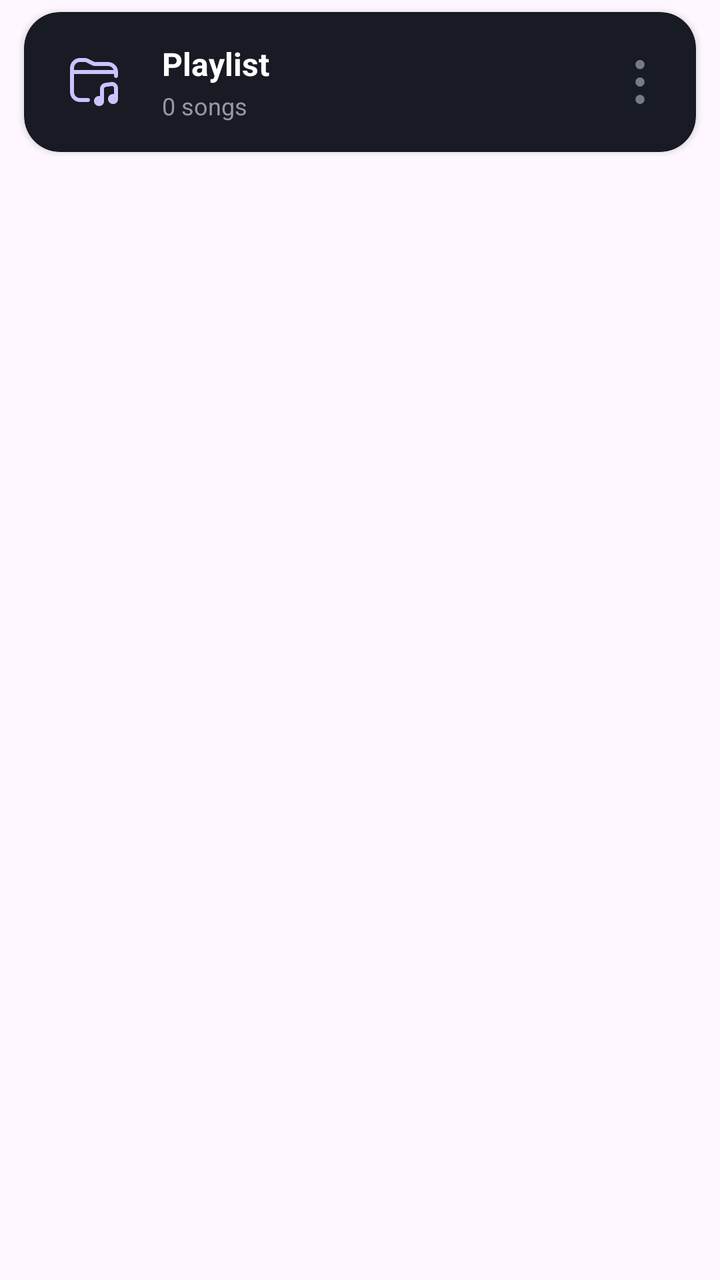
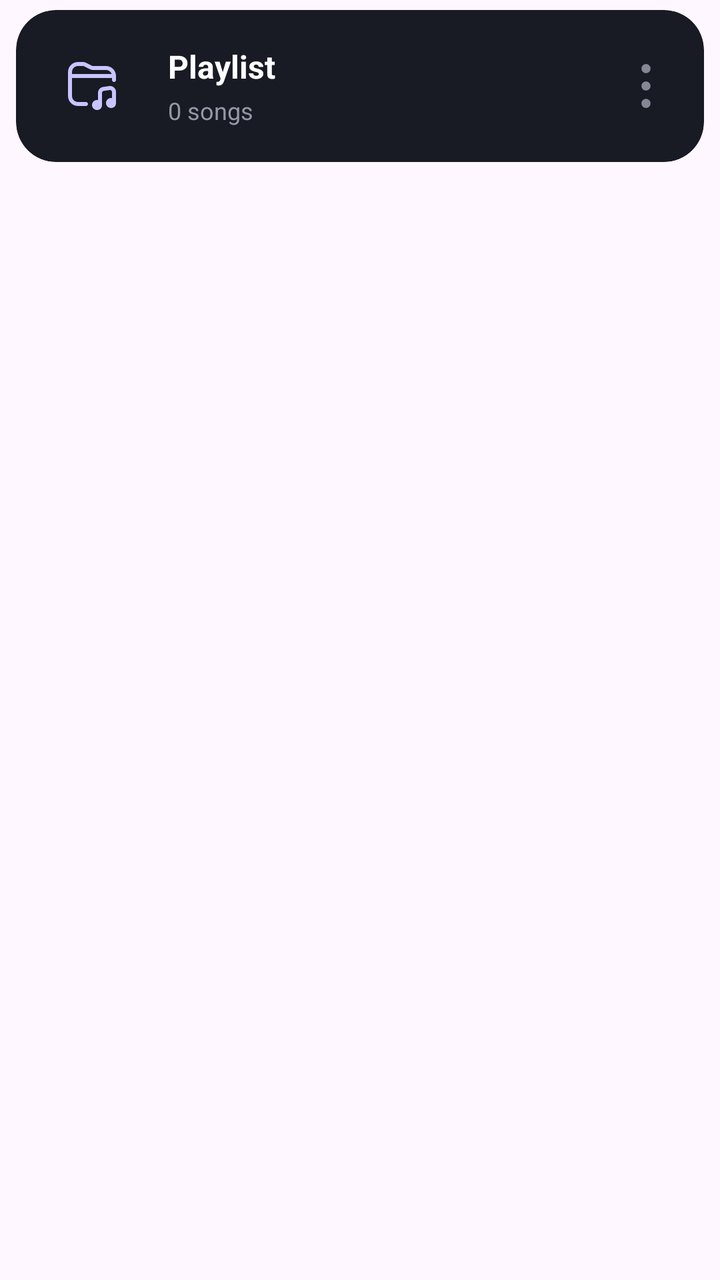

Screens rendered from an Android XML layout before and after an edit, with the pre-edit source and the edit as a unified diff.
<!-- AndroidManifest.xml: application theme AppTheme -->
<!-- res/layout/playlist_item.xml -->
<?xml version="1.0" encoding="utf-8"?>
<LinearLayout
xmlns:android="http://schemas.android.com/apk/res/android"
    xmlns:app="http://schemas.android.com/apk/res-auto"
    android:layout_width="match_parent"
    android:layout_height="wrap_content"
    android:orientation="vertical">

<androidx.cardview.widget.CardView
    android:layout_width="match_parent"
    android:layout_height="wrap_content"
    android:layout_marginStart="12dp"
    android:layout_marginEnd="12dp"
    android:layout_marginTop="6dp"
    android:layout_marginBottom="6dp"
    app:cardCornerRadius="18dp"
    app:cardElevation="2dp"
    app:cardBackgroundColor="#181A24">

    

        

        <LinearLayout
            android:id="@+id/playlistHeader"
            android:layout_width="match_parent"
            android:layout_height="70dp"
            android:orientation="horizontal"
            android:gravity="center_vertical"
            android:paddingStart="14dp"
            android:paddingEnd="8dp"
            android:clickable="true"
            android:focusable="true"
            android:background="?attr/selectableItemBackground">

            <ImageView
                android:id="@+id/imgPlaylistIcon"
                android:layout_width="42dp"
                android:layout_height="42dp"
                android:padding="9dp"
                android:src="@drawable/ic_playlist"
                android:tint="#C9C4FF"
                android:background="@drawable/rounded_album_art"
                android:scaleType="centerInside"
                android:contentDescription="Playlist" />

            <LinearLayout
                android:layout_width="0dp"
                android:layout_height="wrap_content"
                android:layout_weight="1"
                android:orientation="vertical"
                android:layout_marginStart="13dp"
                android:layout_marginEnd="8dp">

                <TextView
                    android:id="@+id/txtPlaylistName"
                    android:layout_width="match_parent"
                    android:layout_height="wrap_content"
                    android:text="Playlist"
                    android:textColor="#FFFFFF"
                    android:textSize="16sp"
                    android:textStyle="bold"
                    android:maxLines="1"
                    android:ellipsize="end" />

                <TextView
                    android:id="@+id/txtPlaylistCount"
                    android:layout_width="match_parent"
                    android:layout_height="wrap_content"
                    android:layout_marginTop="2dp"
                    android:text="0 songs"
                    android:textColor="#9698A6"
                    android:textSize="12sp" />

            </LinearLayout>

            <ImageButton
    android:id="@+id/btn_more"
    android:layout_width="40dp"
    android:layout_height="40dp"
    android:background="@drawable/rounded_album_art"
    android:src="@drawable/menu_vertical"
    android:tint="#777A89"
    android:padding="9dp"
    android:scaleType="centerInside"
    android:contentDescription="More options" />

        </LinearLayout>
</androidx.cardview.widget.CardView>

<androidx.recyclerview.widget.RecyclerView
            android:id="@+id/playlistSongsContainer"
            android:layout_width="match_parent"
            android:layout_height="wrap_content"
            android:visibility="gone"
            android:clipToPadding="false"
            android:nestedScrollingEnabled="false"
            android:paddingStart="8dp"
            android:paddingEnd="8dp"
            android:paddingBottom="8dp" />
               </LinearLayout>
<!-- resources referenced by this layout -->
<resources>
  <!-- drawable ic_playlist (drawable) -->
  <vector xmlns:android="http://schemas.android.com/apk/res/android" android:width="24dp" android:height="24dp" android:viewportWidth="24" android:viewportHeight="24" android:tint="?attr/colorControlNormal"><path android:fillColor="@android:color/white" android:pathData="M22.965,12.734c.658,.57,1.035,1.396,1.035,2.266v5.5c0,1.5-1,2.5-2.5,2.5-1.381,0-2.5-1.119-2.5-2.5s1.119-2.5,2.5-2.5c.171,0,.338,.018,.5,.05v-3.05c0-.294-.123-.562-.345-.755-.223-.193-.505-.282-.796-.234l-3,.429c-.49,.069-.859,.495-.859,.989v6.071c0,1.5-1,2.5-2.5,2.5-1.381,0-2.5-1.119-2.5-2.5s1.119-2.5,2.5-2.5c.171,0,.338,.018,.5,.05v-3.622c0-1.483,1.107-2.76,2.576-2.969l3-.429c.863-.126,1.732,.133,2.39,.703Zm1.035-5.734v2c0,.552-.448,1-1,1s-1-.448-1-1v-1H2v9c0,1.654,1.346,3,3,3h4c.552,0,1,.447,1,1s-.448,1-1,1H5c-2.757,0-5-2.243-5-5V5C0,2.243,2.243,0,5,0h2.528c.463,0,.927,.109,1.341,.316l3.156,1.578c.138,.069,.293,.105,.447,.105h6.528c2.757,0,5,2.243,5,5ZM2,6H21.816c-.414-1.161-1.514-2-2.816-2h-6.528c-.463,0-.927-.109-1.341-.316l-3.156-1.578c-.138-.069-.293-.105-.447-.105h-2.528c-1.654,0-3,1.346-3,3v1Z"/></vector>
  <!-- drawable menu_vertical (drawable) -->
  <vector xmlns:android="http://schemas.android.com/apk/res/android" android:width="24dp" android:height="24dp" android:viewportWidth="24" android:viewportHeight="24" android:tint="?attr/colorControlNormal"><path android:fillColor="@android:color/white" android:pathData="M 12 2.5 m -2.5, 0 a 2.5, 2.5 0 1,0 5,0 a 2.5, 2.5 0 1,0 -5,0"/><path android:fillColor="@android:color/white" android:pathData="M 12 12 m -2.5, 0 a 2.5, 2.5 0 1,0 5,0 a 2.5, 2.5 0 1,0 -5,0"/><path android:fillColor="@android:color/white" android:pathData="M 12 21.5 m -2.5, 0 a 2.5, 2.5 0 1,0 5,0 a 2.5, 2.5 0 1,0 -5,0"/></vector>
  <!-- drawable rounded_album_art (drawable) -->
  <?xml version="1.0" encoding="utf-8"?>
  <shape xmlns:android="http://schemas.android.com/apk/res/android"
      android:shape="rectangle">
  
      <corners
          android:radius="10dp" />
  
  </shape>
  <style name="AppTheme" parent="Base.AppTheme" />
  <style name="Base.AppTheme" parent="Theme.Material3.DayNight">
      
      
    </style>
</resources>

<!-- the commit's change to res/layout/playlist_item.xml (unified diff, before → after) -->
@@ -1,30 +1,25 @@
 <?xml version="1.0" encoding="utf-8"?>
-<LinearLayout
-xmlns:android="http://schemas.android.com/apk/res/android"
+<LinearLayout xmlns:android="http://schemas.android.com/apk/res/android"
     xmlns:app="http://schemas.android.com/apk/res-auto"
     android:layout_width="match_parent"
     android:layout_height="wrap_content"
     android:orientation="vertical">
 
-<androidx.cardview.widget.CardView
-    android:layout_width="match_parent"
-    android:layout_height="wrap_content"
-    android:layout_marginStart="12dp"
-    android:layout_marginEnd="12dp"
-    android:layout_marginTop="6dp"
-    android:layout_marginBottom="6dp"
-    app:cardCornerRadius="18dp"
-    app:cardElevation="2dp"
-    app:cardBackgroundColor="#181A24">
-
-    
-
-        
+    <androidx.cardview.widget.CardView
+        android:layout_width="match_parent"
+        android:layout_height="wrap_content"
+        android:layout_marginStart="8dp"
+        android:layout_marginEnd="8dp"
+        android:layout_marginTop="5dp"
+        android:layout_marginBottom="5dp"
+        app:cardCornerRadius="20dp"
+        app:cardElevation="0dp"
+        app:cardBackgroundColor="#181A24">
 
         <LinearLayout
             android:id="@+id/playlistHeader"
             android:layout_width="match_parent"
-            android:layout_height="70dp"
+            android:layout_height="76dp"
             android:orientation="horizontal"
             android:gravity="center_vertical"
             android:paddingStart="14dp"
@@ -35,9 +30,9 @@
 
             <ImageView
                 android:id="@+id/imgPlaylistIcon"
-                android:layout_width="42dp"
-                android:layout_height="42dp"
-                android:padding="9dp"
+                android:layout_width="48dp"
+                android:layout_height="48dp"
+                android:padding="12dp"
                 android:src="@drawable/ic_playlist"
                 android:tint="#C9C4FF"
                 android:background="@drawable/rounded_album_art"
@@ -49,7 +44,7 @@
                 android:layout_height="wrap_content"
                 android:layout_weight="1"
                 android:orientation="vertical"
-                android:layout_marginStart="13dp"
+                android:layout_marginStart="14dp"
                 android:layout_marginEnd="8dp">
 
                 <TextView
@@ -67,35 +62,33 @@
                     android:id="@+id/txtPlaylistCount"
                     android:layout_width="match_parent"
                     android:layout_height="wrap_content"
-                    android:layout_marginTop="2dp"
+                    android:layout_marginTop="3dp"
                     android:text="0 songs"
                     android:textColor="#9698A6"
                     android:textSize="12sp" />
-
             </LinearLayout>
 
             <ImageButton
-    android:id="@+id/btn_more"
-    android:layout_width="40dp"
-    android:layout_height="40dp"
-    android:background="@drawable/rounded_album_art"
-    android:src="@drawable/menu_vertical"
-    android:tint="#777A89"
-    android:padding="9dp"
-    android:scaleType="centerInside"
-    android:contentDescription="More options" />
+                android:id="@+id/btn_more"
+                android:layout_width="42dp"
+                android:layout_height="42dp"
+                android:background="@drawable/rounded_album_art"
+                android:src="@drawable/menu_vertical"
+                android:tint="#858795"
+                android:padding="10dp"
+                android:scaleType="centerInside"
+                android:contentDescription="More options" />
+        </LinearLayout>
+    </androidx.cardview.widget.CardView>
 
-        </LinearLayout>
-</androidx.cardview.widget.CardView>
-
-<androidx.recyclerview.widget.RecyclerView
-            android:id="@+id/playlistSongsContainer"
-            android:layout_width="match_parent"
-            android:layout_height="wrap_content"
-            android:visibility="gone"
-            android:clipToPadding="false"
-            android:nestedScrollingEnabled="false"
-            android:paddingStart="8dp"
-            android:paddingEnd="8dp"
-            android:paddingBottom="8dp" />
-               </LinearLayout>
+    <androidx.recyclerview.widget.RecyclerView
+        android:id="@+id/playlistSongsContainer"
+        android:layout_width="match_parent"
+        android:layout_height="wrap_content"
+        android:visibility="gone"
+        android:clipToPadding="false"
+        android:nestedScrollingEnabled="false"
+        android:paddingStart="20dp"
+        android:paddingEnd="20dp"
+        android:paddingBottom="8dp" />
+</LinearLayout>
